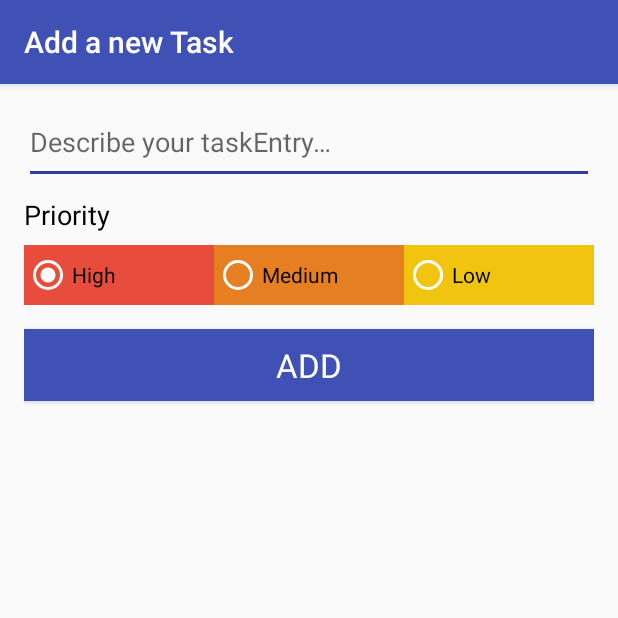
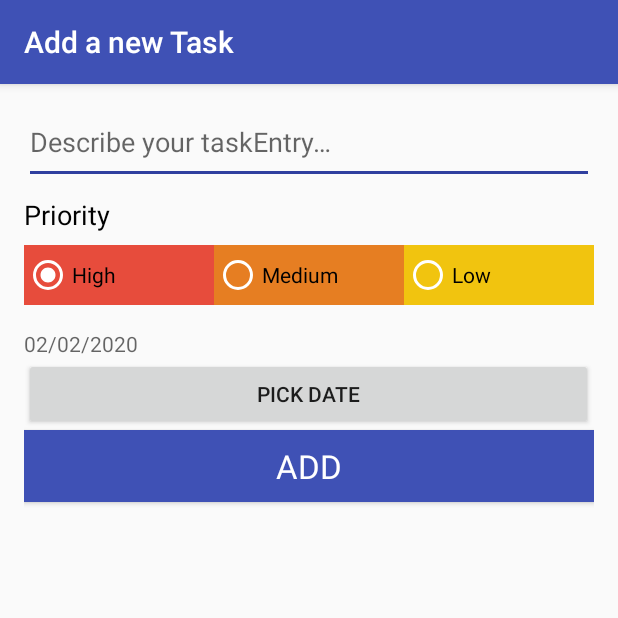
Before and after one commit to deepak-sen/ToDo_App, an Android app: the screen it shows after launch (AddEditTaskActivity), after a tap on an icon or button, on a phone screen of 412 x 824 dp, the top half of it. Run offline under Robolectric (Android 15) with nearby library versions, the phone set to English and light mode, and no system bars; our stand-ins replace Room's generated code.

Commit message:
fragments pushed to fragment

```diff
--- a/app/src/main/java/com/example/todomvvm/addedittask/AddEditTaskActivity.java
+++ b/app/src/main/java/com/example/todomvvm/addedittask/AddEditTaskActivity.java
@@ -1,24 +1,33 @@
 package com.example.todomvvm.addedittask;
 
+import androidx.annotation.Nullable;
 import androidx.appcompat.app.AppCompatActivity;
+import androidx.fragment.app.DialogFragment;
 import androidx.lifecycle.Observer;
 import androidx.lifecycle.ViewModelProviders;
 
+import android.app.DatePickerDialog;
+import android.app.Dialog;
 import android.content.Intent;
 import android.os.Bundle;
 import android.view.View;
 import android.widget.Button;
+import android.widget.DatePicker;
 import android.widget.EditText;
 import android.widget.RadioGroup;
+import android.widget.TextView;
 
 import com.example.todomvvm.R;
 import com.example.todomvvm.database.AppDatabase;
 import com.example.todomvvm.database.Repository;
 import com.example.todomvvm.database.TaskEntry;
+import com.example.todomvvm.tasks.DatePickerFragment;
 
+import java.text.DateFormat;
+import java.util.Calendar;
 import java.util.Date;
 
-public class AddEditTaskActivity extends AppCompatActivity {
+public class AddEditTaskActivity extends AppCompatActivity implements DatePickerDialog.OnDateSetListener {
 
     // Extra for the task ID to be received in the intent
     public static final String EXTRA_TASK_ID = "extraTaskId";
@@ -35,7 +44,9 @@ public class AddEditTaskActivity extends AppCompatActivity {
     // Fields for views
     EditText mEditText;
     RadioGroup mRadioGroup;
-    Button mButton;
+    Button mButton , datepick;
+
+    TextView datetext;
 
     private int mTaskId = DEFAULT_TASK_ID;
 
@@ -87,12 +98,24 @@ public class AddEditTaskActivity extends AppCompatActivity {
         super.onSaveInstanceState(outState);
     }
 
+
     /**
      * initViews is called from onCreate to init the member variable views
      */
     private void initViews() {
         mEditText = findViewById(R.id.editTextTaskDescription);
         mRadioGroup = findViewById(R.id.radioGroup);
+
+        datepick = findViewById(R.id.datePick);
+
+        datepick.setOnClickListener(new View.OnClickListener() {
+            @Override
+            public void onClick(View v) {
+                DialogFragment datePicker = new DatePickerFragment();
+                datePicker.show(getSupportFragmentManager(), "date picker");
+            }
+        });
+
 
         mButton = findViewById(R.id.saveButton);
         mButton.setOnClickListener(new View.OnClickListener() {
@@ -102,7 +125,15 @@ public class AddEditTaskActivity extends AppCompatActivity {
             }
         });
     }
-
+    public void onDateSet(DatePicker view, int year, int month, int dayOfMonth) {
+        Calendar c = Calendar.getInstance();
+        c.set(Calendar.YEAR, year);
+        c.set(Calendar.MONTH, month);
+        c.set(Calendar.DAY_OF_MONTH, dayOfMonth);
+        String currentDateString = DateFormat.getDateInstance(DateFormat.FULL).format(c.getTime());
+        datetext= (TextView) findViewById(R.id.dateText);
+        datetext.setText(currentDateString);
+    }
     /**
      * populateUI would be called to populate the UI when in update mode
      *
@@ -113,6 +144,7 @@ public class AddEditTaskActivity extends AppCompatActivity {
             return;
         }
         mEditText.setText(task.getDescription());
+    datetext.setText(task.getTaskd());
         setPriorityInViews(task.getPriority());
 
     }
@@ -125,8 +157,9 @@ public class AddEditTaskActivity extends AppCompatActivity {
         // Not yet implemented
         String description = mEditText.getText().toString();
         int priority = getPriorityFromViews();
+     String taskdate = datetext.getText().toString();
         Date date = new Date();
-        TaskEntry todo = new TaskEntry(description, priority, date);
+        TaskEntry todo = new TaskEntry(description, priority, taskdate, date);
         if(mTaskId == DEFAULT_TASK_ID)
             viewModel.insertTask(todo);
         else{
--- a/app/src/main/java/com/example/todomvvm/database/AppDatabase.java
+++ b/app/src/main/java/com/example/todomvvm/database/AppDatabase.java
@@ -12,13 +12,13 @@ import androidx.room.TypeConverters;
 import java.util.concurrent.ExecutorService;
 import java.util.concurrent.Executors;
 
-@Database(entities = {TaskEntry.class}, version = 1, exportSchema = false)
+@Database(entities = {TaskEntry.class}, version = 2, exportSchema = false)
 @TypeConverters(DateConverter.class)
 public abstract class AppDatabase extends RoomDatabase {
 
     private static final String LOG_TAG = AppDatabase.class.getSimpleName();
     private static final Object LOCK = new Object();
-    private static String DATABASE_NAME = "todolist";
+    private static String DATABASE_NAME = "todolists";
     static final ExecutorService databaseWriteExecutor =
             Executors.newFixedThreadPool(1);
 
--- a/app/src/main/java/com/example/todomvvm/tasks/MainActivity.java
+++ b/app/src/main/java/com/example/todomvvm/tasks/MainActivity.java
@@ -18,8 +18,8 @@ public class MainActivity extends AppCompatActivity  {
         viewPager = (ViewPager) findViewById(R.id.viewPager);
         tabLayout = (TabLayout) findViewById(R.id.tabLayout);
         adapter = new TabAdapter(getSupportFragmentManager());
-        adapter.addFragment(new ListFragment(), "Todo- List");
-        adapter.addFragment(new SecondFragment(), "Tab 2");
+        adapter.addFragment(new ListFragment(), "Todo-List");
+        adapter.addFragment(new SecondFragment(), "Category");
 
         viewPager.setAdapter(adapter);
         tabLayout.setupWithViewPager(viewPager);
--- a/app/src/main/java/com/example/todomvvm/tasks/TaskAdapter.java
+++ b/app/src/main/java/com/example/todomvvm/tasks/TaskAdapter.java
@@ -71,6 +71,7 @@ public class TaskAdapter extends RecyclerView.Adapter<TaskAdapter.TaskViewHolder
         TaskEntry taskEntry = mTaskEntries.get(position);
         String description = taskEntry.getDescription();
         int priority = taskEntry.getPriority();
+        String taskd = taskEntry.getTaskd();
         String updatedAt = dateFormat.format(taskEntry.getUpdatedAt());
 
         //Set values
@@ -80,6 +81,8 @@ public class TaskAdapter extends RecyclerView.Adapter<TaskAdapter.TaskViewHolder
         // Programmatically set the text and color for the priority TextView
         String priorityString = "" + priority; // converts int to String
         holder.priorityView.setText(priorityString);
+
+        holder.taskDateView.setText(taskd);
 
         GradientDrawable priorityCircle = (GradientDrawable) holder.priorityView.getBackground();
         // Get the appropriate background color based on the priority
@@ -145,6 +148,7 @@ public class TaskAdapter extends RecyclerView.Adapter<TaskAdapter.TaskViewHolder
         TextView taskDescriptionView;
         TextView updatedAtView;
         TextView priorityView;
+        TextView taskDateView;
 
         /**
          * Constructor for the TaskViewHolders.
@@ -153,7 +157,7 @@ public class TaskAdapter extends RecyclerView.Adapter<TaskAdapter.TaskViewHolder
          */
         public TaskViewHolder(View itemView) {
             super(itemView);
-
+            taskDateView = itemView.findViewById(R.id.showdate);
             taskDescriptionView = itemView.findViewById(R.id.taskDescription);
             updatedAtView = itemView.findViewById(R.id.taskUpdatedAt);
             priorityView = itemView.findViewById(R.id.priorityTextView);
--- a/app/src/main/res/layout/activity_add_edit_task.xml
+++ b/app/src/main/res/layout/activity_add_edit_task.xml
@@ -72,7 +72,18 @@
             android:theme="@style/WhiteRadioButton" />
 
     </RadioGroup>
+<TextView
+    android:layout_width="wrap_content"
+    android:layout_height="wrap_content"
+    android:hint="02/02/2020"
+    android:id="@+id/dateText"></TextView>
+    <Button
+        android:id="@+id/datePick"
+        android:layout_width="379dp"
+        android:layout_height="wrap_content"
+        android:text="Pick Date"
 
+        />
     <!-- Add button -->
     <Button
         android:id="@+id/saveButton"
```
Also changed, not shown: app/src/main/java/com/example/todomvvm/database/TaskEntry.java (+17 -2 lines), app/src/main/java/com/example/todomvvm/tasks/DatePickerFragment.java (+11 -0 lines).
